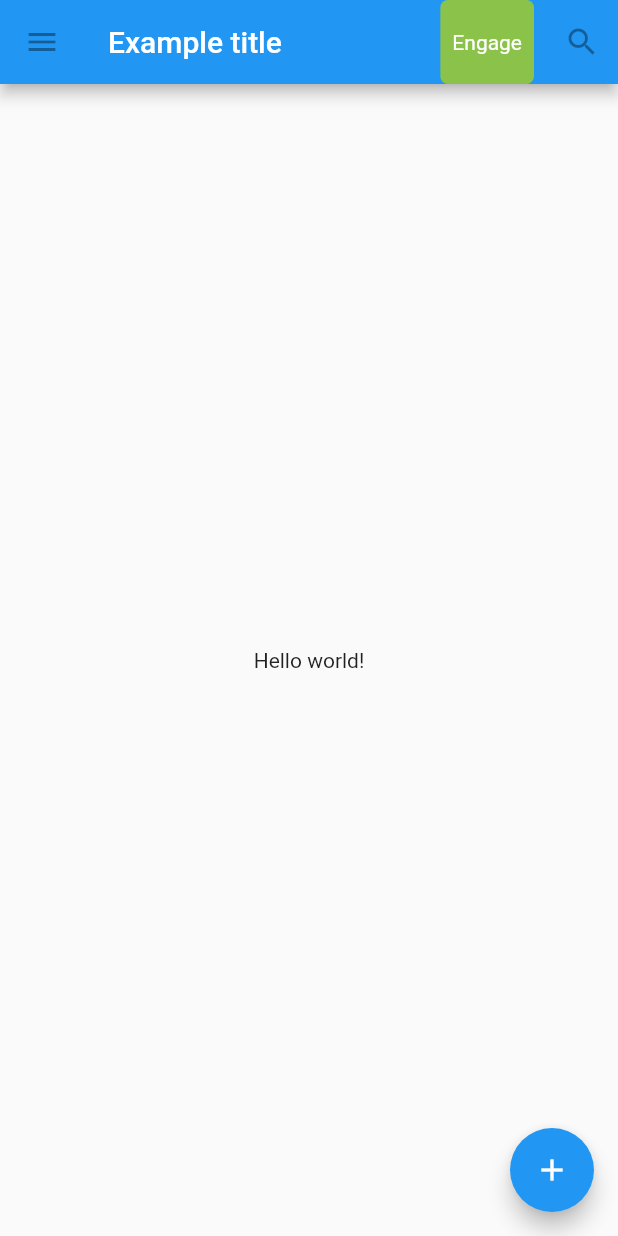
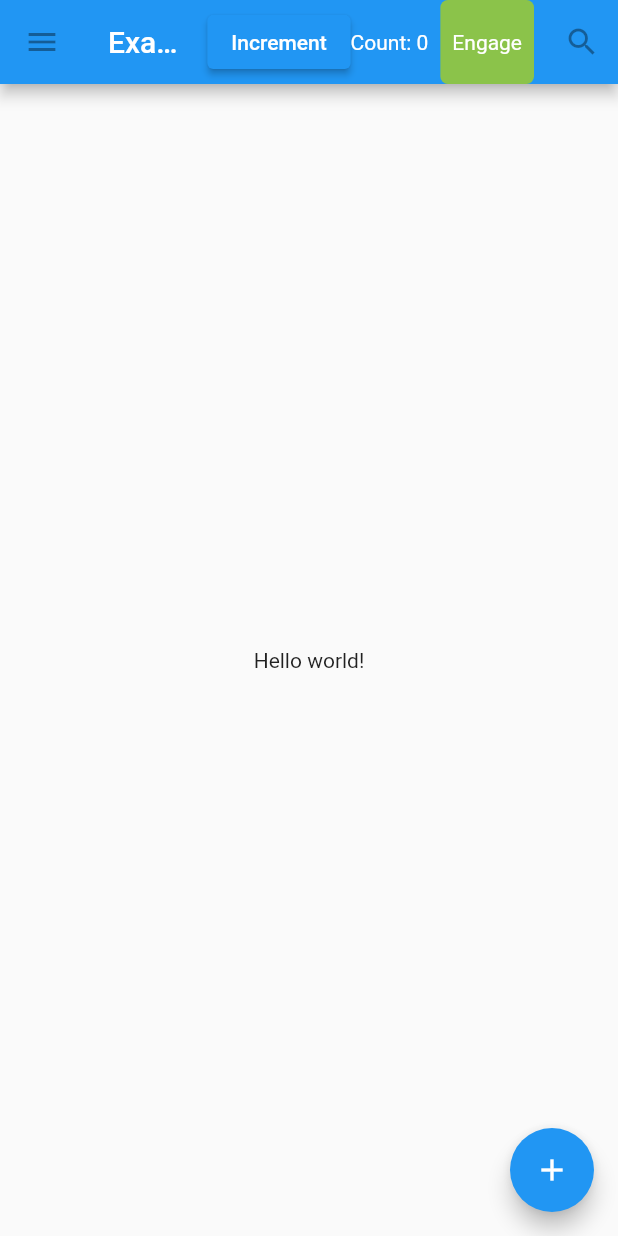
Before and after one commit to rattan/Flutter_Study, a Flutter app: the screen it shows after launch, on a phone screen of 412 x 824 dp. Run offline on Flutter 3.47's test engine with Material 2 defaults, Android fonts, the phone set to English and light mode, and no system bars.

```diff
--- a/lib/main.dart
+++ b/lib/main.dart
@@ -18,6 +18,7 @@ class TutorialHome extends StatelessWidget {
         ),
         title: const Text('Example title'),
         actions: const <Widget>[
+          Counter(),
           MyButton(),
           IconButton(
             icon: Icon(Icons.search),
@@ -58,3 +59,28 @@ class MyButton extends StatelessWidget {
     );
   }
 }
+
+class Counter extends StatefulWidget {
+  const Counter({super.key});
+
+  @override
+  State<StatefulWidget> createState() => _CounterState();
+}
+
+class _CounterState extends State<Counter> {
+  int _counter = 0;
+
+  void _increment() {
+    setState(() => ++_counter);
+  }
+
+  @override
+  Widget build(BuildContext context) {
+    return Row(
+      children: <Widget>[
+        ElevatedButton(onPressed: _increment, child: const Text('Increment')),
+        Text('Count: $_counter')
+      ],
+    );
+  }
+}
```
